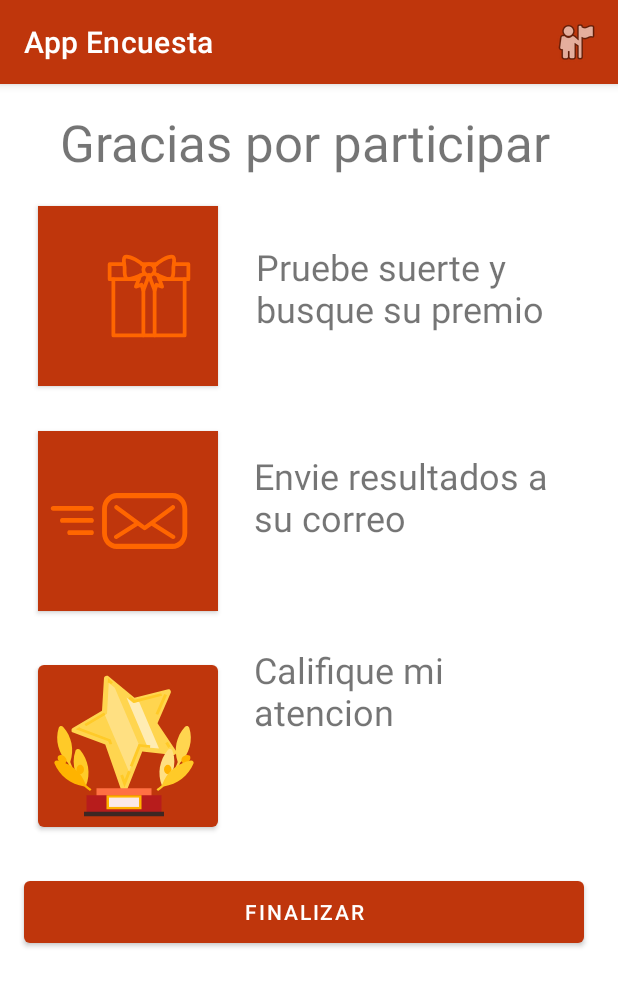
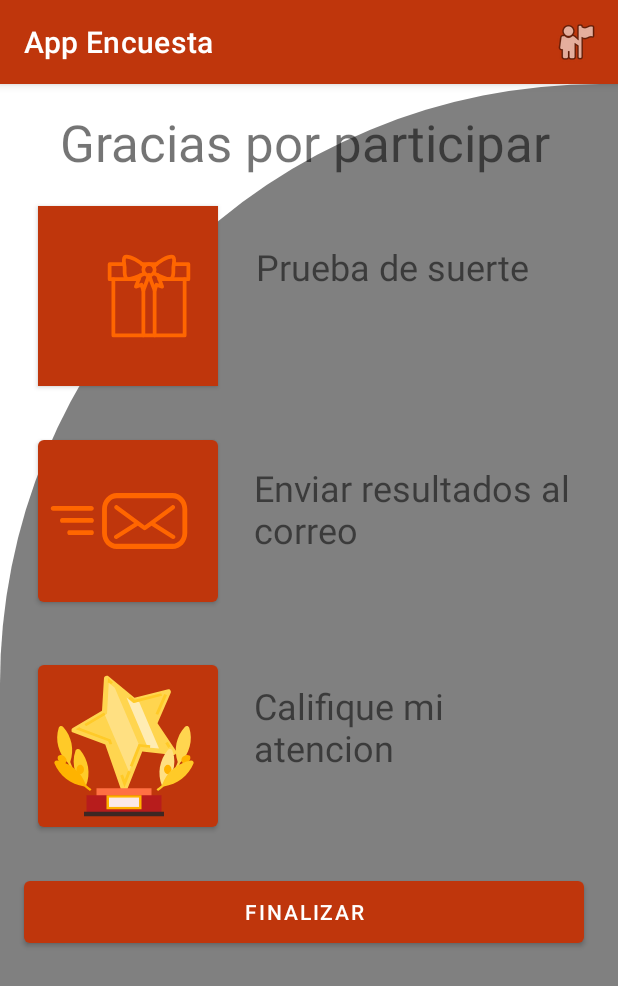
Before and after one commit to U201519670/AppEncuesta, an Android app: the GoodbyeActivity screen opened directly, with no data from a screen before it, on a phone screen of 412 x 824 dp. Shown: the top 986 px of the screen. Run offline under Robolectric (Android 15) with nearby library versions, the phone set to English and light mode, and no system bars.

Commit message:
marko_1509_8

```diff
--- a/app/src/main/java/com/example/myproject1/CalificacionUser.kt
+++ b/app/src/main/java/com/example/myproject1/CalificacionUser.kt
@@ -15,7 +15,11 @@ class CalificacionUser : AppCompatActivity() {
             textrating.text="rating:"+f1.toString()
         }
 
+
+
         btn_calificar.setOnClickListener {
+
+
             startActivity(Intent(this, GoodbyeActivity::class.java))
         }
     }
--- a/app/src/main/java/com/example/myproject1/GoodbyeActivity.kt
+++ b/app/src/main/java/com/example/myproject1/GoodbyeActivity.kt
@@ -1,6 +1,7 @@
 package com.example.myproject1
 
 import android.content.Intent
+import android.graphics.Color
 import androidx.appcompat.app.AppCompatActivity
 import android.os.Bundle
 import android.view.Menu
@@ -16,12 +17,13 @@ class GoodbyeActivity : AppCompatActivity(), View.OnClickListener {
 
         val btngiro: Button = this.findViewById(R.id.btn_giroruleta)
         btngiro.setOnClickListener(this)
+        btngiro.setBackgroundColor(Color.CYAN)
         val btncalificacion: Button = this.findViewById(R.id.btn_calificacion)
         btncalificacion.setOnClickListener(this)
         val btnenviar: Button = this.findViewById(R.id.btn_enviar)
         btnenviar.setOnClickListener(this)
         val btnfinalizar: Button = this.findViewById(R.id.btn_finalizar)
-        btnenviar.setOnClickListener(this)
+        btnfinalizar.setOnClickListener(this)
         return
     }
 
--- a/app/src/main/res/layout/activity_calificacion_user.xml
+++ b/app/src/main/res/layout/activity_calificacion_user.xml
@@ -4,6 +4,7 @@
     xmlns:tools="http://schemas.android.com/tools"
     android:layout_width="match_parent"
     android:layout_height="match_parent"
+    android:background="@drawable/cut_card_background"
     tools:context=".CalificacionUser">
 
     <TextView
@@ -24,6 +25,9 @@
         android:layout_marginStart="84dp"
         android:layout_marginTop="120dp"
         android:numStars="5"
+        android:progressBackgroundTint="@color/white"
+
+        android:progressTint="#FFEB3B"
         android:rating="0"
         app:layout_constraintStart_toStartOf="parent"
         app:layout_constraintTop_toBottomOf="@+id/textView4"
--- a/app/src/main/res/layout/activity_enviar_correo.xml
+++ b/app/src/main/res/layout/activity_enviar_correo.xml
@@ -4,6 +4,7 @@
     xmlns:tools="http://schemas.android.com/tools"
     android:layout_width="match_parent"
     android:layout_height="match_parent"
+    android:background="@drawable/cut_card_background"
     tools:context=".EnviarCorreo">
 
     <Button
--- a/app/src/main/res/layout/activity_goodbye.xml
+++ b/app/src/main/res/layout/activity_goodbye.xml
@@ -4,6 +4,7 @@
     xmlns:tools="http://schemas.android.com/tools"
     android:layout_width="match_parent"
     android:layout_height="match_parent"
+    android:background="@drawable/cut_card_background"
     tools:context=".GoodbyeActivity">
 
     <TextView
@@ -24,12 +25,11 @@
         android:layout_height="120dp"
         android:layout_marginStart="25dp"
         android:layout_marginTop="20dp"
+        android:background="@color/white"
         android:drawableRight="@drawable/img_regalo"
-        android:background="@color/white"
 
         app:layout_constraintStart_toStartOf="parent"
-        app:layout_constraintTop_toBottomOf="@+id/textView10"
-         />
+        app:layout_constraintTop_toBottomOf="@+id/textView10" />
 
     <TextView
         android:id="@+id/textView11"
@@ -37,7 +37,7 @@
         android:layout_height="79dp"
         android:layout_marginStart="25dp"
         android:layout_marginTop="44dp"
-        android:text="Pruebe suerte y busque su premio"
+        android:text="Prueba de suerte"
         android:textSize="24sp"
         app:layout_constraintStart_toEndOf="@+id/btn_giroruleta"
         app:layout_constraintTop_toBottomOf="@+id/textView10" />
@@ -48,19 +48,18 @@
         android:layout_height="120dp"
         android:layout_marginStart="25dp"
         android:layout_marginTop="30dp"
-        android:background="@color/white"
         android:drawableRight="@drawable/img_enviarcorreo"
+
         app:layout_constraintStart_toStartOf="parent"
-        app:layout_constraintTop_toBottomOf="@+id/btn_giroruleta"
-         />
+        app:layout_constraintTop_toBottomOf="@+id/btn_giroruleta" />
 
     <TextView
         android:id="@+id/textView12"
         android:layout_width="214dp"
         android:layout_height="69dp"
         android:layout_marginStart="24dp"
-        android:layout_marginTop="60dp"
-        android:text="Envie resultados a su correo"
+        android:layout_marginTop="68dp"
+        android:text="Enviar resultados al correo"
         android:textSize="24sp"
         app:layout_constraintStart_toEndOf="@+id/btn_enviar"
         app:layout_constraintTop_toBottomOf="@+id/textView11" />
@@ -82,7 +81,7 @@
         android:layout_width="218dp"
         android:layout_height="74dp"
         android:layout_marginStart="24dp"
-        android:layout_marginTop="60dp"
+        android:layout_marginTop="76dp"
         android:text="Califique mi atencion"
         android:textSize="24sp"
         app:layout_constraintStart_toEndOf="@+id/btn_calificacion"
@@ -94,6 +93,7 @@
         android:layout_height="53dp"
         android:layout_marginStart="16dp"
         android:layout_marginTop="24dp"
+
         android:text="Finalizar"
         app:layout_constraintStart_toStartOf="parent"
         app:layout_constraintTop_toBottomOf="@+id/btn_calificacion" />
--- a/app/src/main/res/layout/activity_regalo_user.xml
+++ b/app/src/main/res/layout/activity_regalo_user.xml
@@ -4,6 +4,7 @@
     xmlns:tools="http://schemas.android.com/tools"
     android:layout_width="match_parent"
     android:layout_height="match_parent"
+    android:background="@drawable/cut_card_background"
     tools:context=".RegaloUser">
 
     <TextView
@@ -23,6 +24,7 @@
         android:layout_height="60dp"
         android:layout_marginStart="108dp"
         android:text="Abrir Regalo"
+
         app:layout_constraintStart_toStartOf="parent"
         app:layout_constraintTop_toBottomOf="@+id/imageView7" />
 
```
Also changed, not shown: app/src/main/java/com/example/myproject1/EnviarCorreo.kt (+17 -1 lines).
